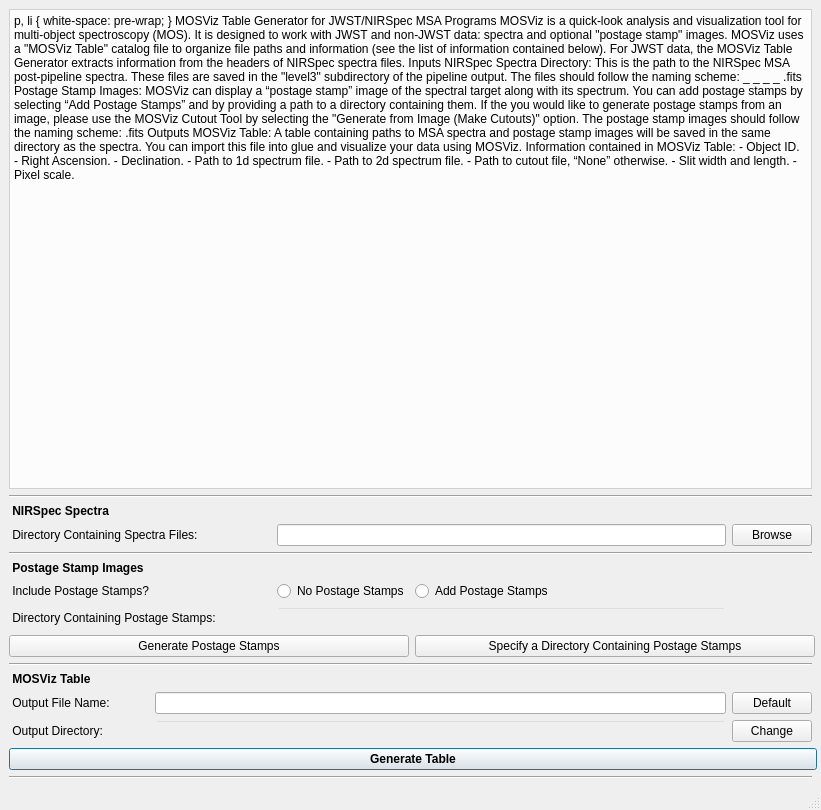
robelgeda/temp, file table_gen.ui: the form before one commit.
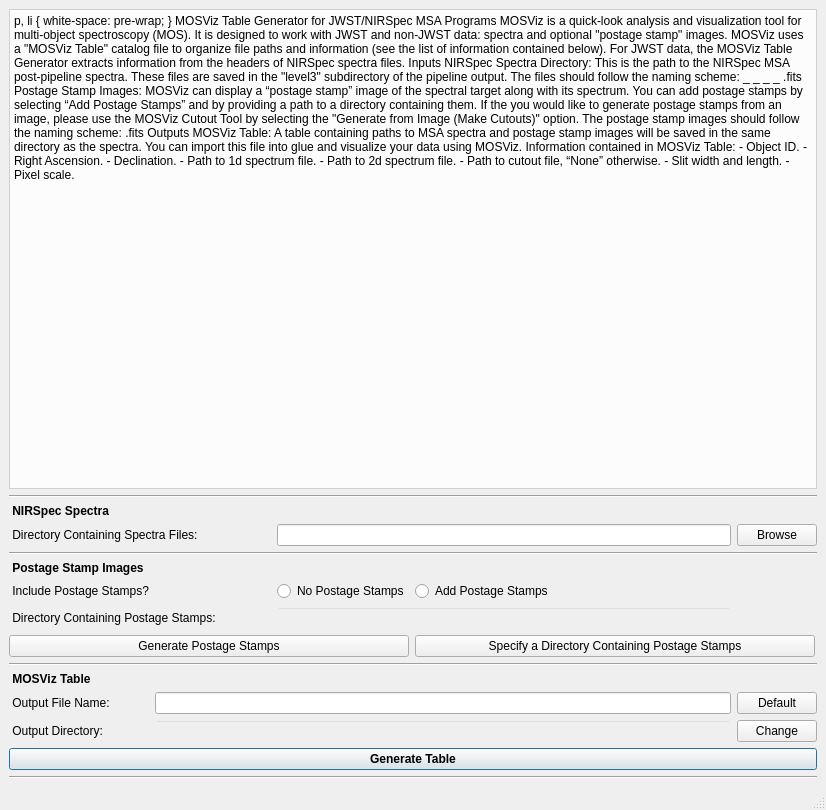
The form after the commit.

What changed in the file:
```diff
--- a/table_gen.ui
+++ b/table_gen.ui
@@ -10,12 +10,6 @@
     <height>810</height>
    </rect>
   </property>
-  <property name="minimumSize">
-   <size>
-    <width>821</width>
-    <height>810</height>
-   </size>
-  </property>
   <property name="maximumSize">
    <size>
     <width>16777215</width>
```
